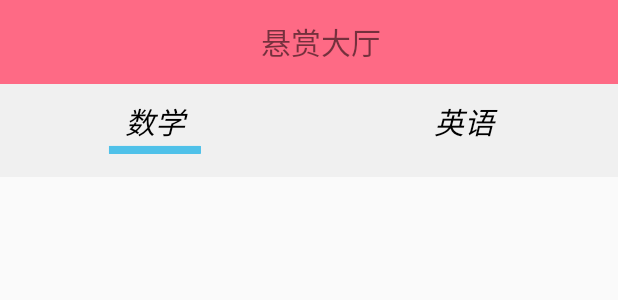
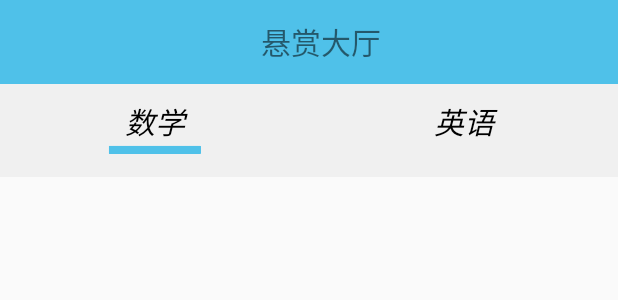
Before and after one commit to LiHongchao1999/bigwork-android-teacher, an Android app: the layout fragment_reward.xml on its own in the app's theme, with its tools: preview values and no code run, on a phone screen of 412 x 824 dp. Shown: the top 300 px of the screen. Run offline under Robolectric (Android 15) with nearby library versions, the phone set to English and light mode, and no system bars.

Commit message:
first submit

```diff
--- a/app/src/main/java/com/example/homeworkcorrectteacher/IP.java
+++ b/app/src/main/java/com/example/homeworkcorrectteacher/IP.java
@@ -1,5 +1,5 @@
 package com.example.homeworkcorrectteacher;
 
 public class IP {
-    public static final String CONSTANT = "http://192.168.137.1:8080/HomeworkCorrect_server/";
-}
+    public static final String CONSTANT = "http://192.168.137.74:8080/HomeworkCorrect_server/";
+        }
--- a/app/src/main/res/layout/homework_list_item.xml
+++ b/app/src/main/res/layout/homework_list_item.xml
@@ -59,7 +59,7 @@
             <ImageView
                 android:layout_width="20dp"
                 android:layout_height="20dp"
-                android:src="@drawable/money"/>
+                android:src="@drawable/money1"/>
             <TextView
                 android:id="@+id/tv_money"
                 android:text="200.0"
--- a/app/src/main/res/values/colors.xml
+++ b/app/src/main/res/values/colors.xml
@@ -1,7 +1,7 @@
 <?xml version="1.0" encoding="utf-8"?>
 <resources>
-    <color name="colorPrimary">#FE6A85</color>
-    <color name="colorPrimaryDark">#FE6A85</color>
+    <color name="colorPrimary">#4fc1e9</color>
+    <color name="colorPrimaryDark">#4fc1e9</color>
     <color name="colorAccent">#03DAC5</color>
     <color name="lightgray">#E2E2E2</color>
 
```
